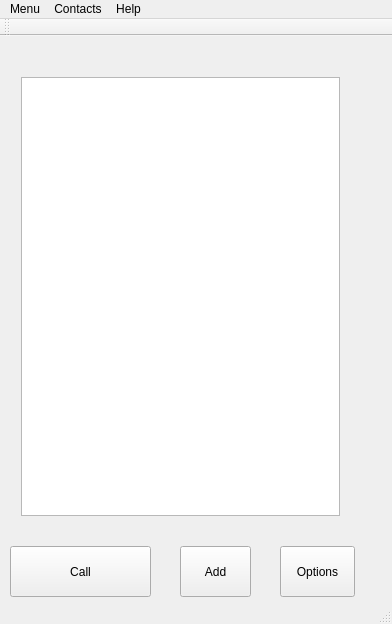
Qt form qt/qt.ui (dimonk33/SIPhone) before a commit.
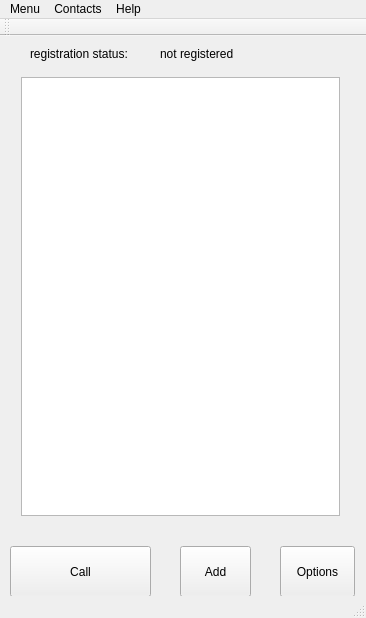
The same form after that commit.

```diff
--- a/qt/qt.ui
+++ b/qt/qt.ui
@@ -6,8 +6,8 @@
    <rect>
     <x>0</x>
     <y>0</y>
-    <width>392</width>
-    <height>624</height>
+    <width>366</width>
+    <height>618</height>
    </rect>
   </property>
   <property name="windowTitle">
@@ -68,13 +68,39 @@
      <string>Options</string>
     </property>
    </widget>
+   <widget class="QLabel" name="label">
+    <property name="geometry">
+     <rect>
+      <x>30</x>
+      <y>10</y>
+      <width>101</width>
+      <height>16</height>
+     </rect>
+    </property>
+    <property name="text">
+     <string>registration status:</string>
+    </property>
+   </widget>
+   <widget class="QLabel" name="registerStatus">
+    <property name="geometry">
+     <rect>
+      <x>160</x>
+      <y>10</y>
+      <width>111</width>
+      <height>16</height>
+     </rect>
+    </property>
+    <property name="text">
+     <string>not registered</string>
+    </property>
+   </widget>
   </widget>
   <widget class="QMenuBar" name="menuBar">
    <property name="geometry">
     <rect>
      <x>0</x>
      <y>0</y>
-     <width>392</width>
+     <width>366</width>
      <height>21</height>
     </rect>
    </property>
```
